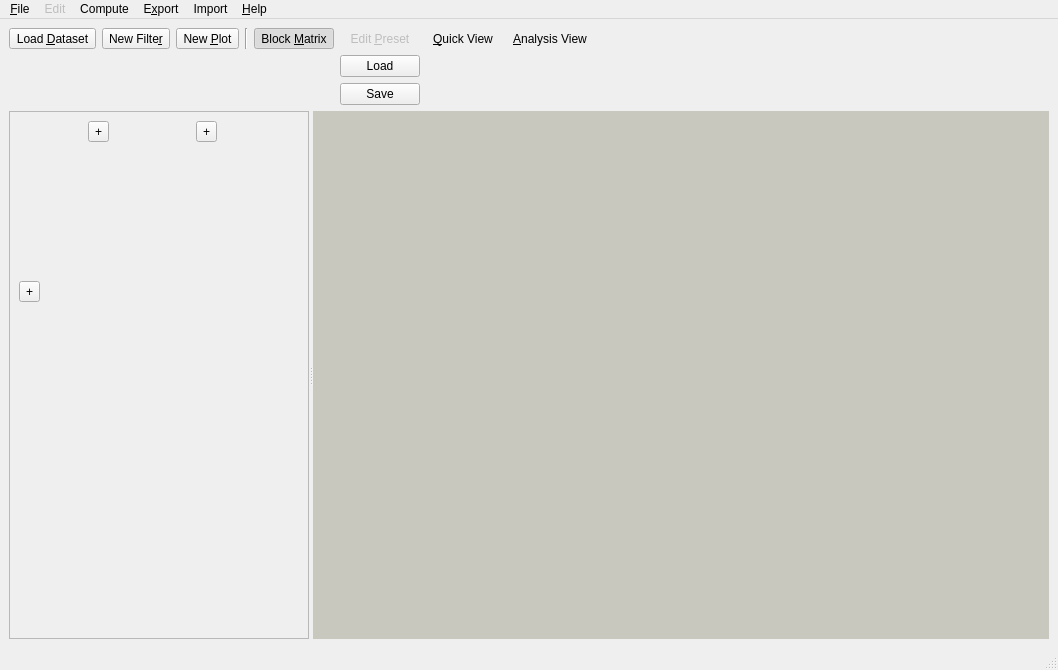
ZELLMECHANIK-DRESDEN/ShapeOut2, file shapeout2/gui/main.ui: the form before one commit.
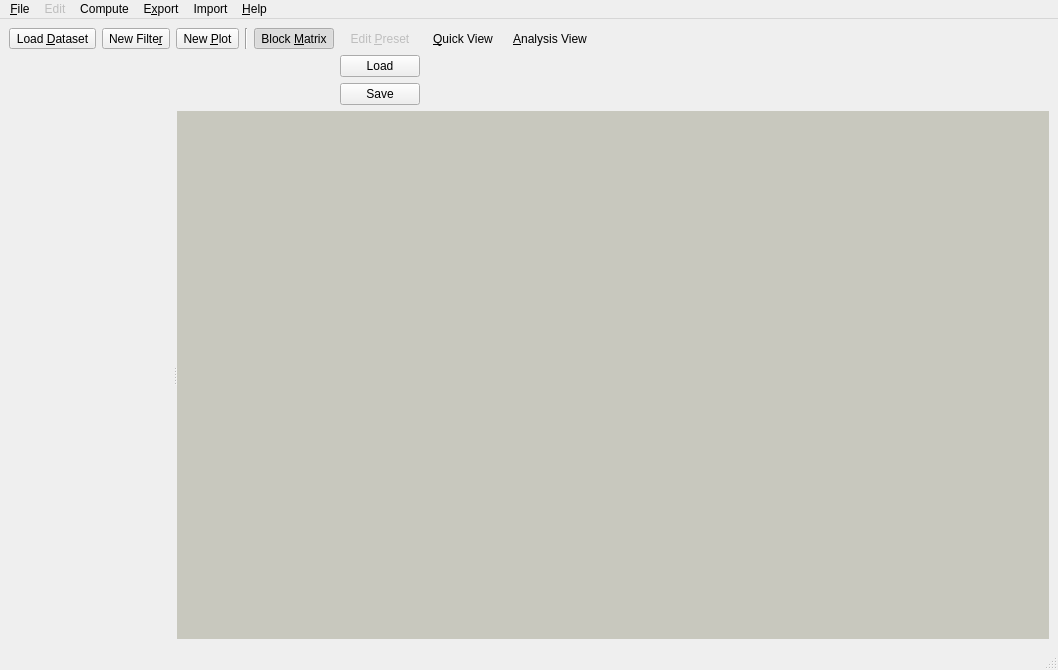
The form after the commit. Custom widgets are drawn as their Qt base class.

Commit message: ref: refactor BlockMatrix (close #10)

Patch:
```diff
--- a/shapeout2/gui/main.ui
+++ b/shapeout2/gui/main.ui
@@ -164,147 +164,7 @@
       <property name="orientation">
        <enum>Qt::Horizontal</enum>
       </property>
-      <widget class="QScrollArea" name="scrollArea_block">
-       <property name="sizePolicy">
-        <sizepolicy hsizetype="Preferred" vsizetype="Preferred">
-         <horstretch>0</horstretch>
-         <verstretch>0</verstretch>
-        </sizepolicy>
-       </property>
-       <property name="minimumSize">
-        <size>
-         <width>300</width>
-         <height>0</height>
-        </size>
-       </property>
-       <property name="verticalScrollBarPolicy">
-        <enum>Qt::ScrollBarAsNeeded</enum>
-       </property>
-       <property name="horizontalScrollBarPolicy">
-        <enum>Qt::ScrollBarAsNeeded</enum>
-       </property>
-       <property name="sizeAdjustPolicy">
-        <enum>QAbstractScrollArea::AdjustToContents</enum>
-       </property>
-       <property name="widgetResizable">
-        <bool>true</bool>
-       </property>
-       <property name="alignment">
-        <set>Qt::AlignLeading|Qt::AlignLeft|Qt::AlignTop</set>
-       </property>
-       <widget class="QWidget" name="scrollAreaWidgetContents">
-        <property name="geometry">
-         <rect>
-          <x>0</x>
-          <y>0</y>
-          <width>298</width>
-          <height>512</height>
-         </rect>
-        </property>
-        <layout class="QGridLayout" name="gridLayout_3">
-         <property name="spacing">
-          <number>2</number>
-         </property>
-         <item row="0" column="2" alignment="Qt::AlignLeft|Qt::AlignTop">
-          <widget class="QToolButton" name="toolButton_new_filter2">
-           <property name="toolTip">
-            <string>Add a new filter</string>
-           </property>
-           <property name="text">
-            <string>+</string>
-           </property>
-          </widget>
-         </item>
-         <item row="0" column="3">
-          <widget class="PlotMatrix" name="plot_matrix" native="true">
-           <property name="sizePolicy">
-            <sizepolicy hsizetype="Expanding" vsizetype="Expanding">
-             <horstretch>0</horstretch>
-             <verstretch>0</verstretch>
-            </sizepolicy>
-           </property>
-           <property name="minimumSize">
-            <size>
-             <width>67</width>
-             <height>99</height>
-            </size>
-           </property>
-           <property name="maximumSize">
-            <size>
-             <width>16777215</width>
-             <height>156</height>
-            </size>
-           </property>
-          </widget>
-         </item>
-         <item row="0" column="4" alignment="Qt::AlignLeft|Qt::AlignTop">
-          <widget class="QToolButton" name="toolButton_new_plot2">
-           <property name="toolTip">
-            <string>Add a new plot</string>
-           </property>
-           <property name="text">
-            <string>+</string>
-           </property>
-          </widget>
-         </item>
-         <item row="0" column="5">
-          <spacer name="horizontalSpacer_2">
-           <property name="orientation">
-            <enum>Qt::Horizontal</enum>
-           </property>
-           <property name="sizeHint" stdset="0">
-            <size>
-             <width>0</width>
-             <height>20</height>
-            </size>
-           </property>
-          </spacer>
-         </item>
-         <item row="0" column="0" rowspan="2" colspan="2">
-          <widget class="DataMatrix" name="data_matrix" native="true">
-           <property name="sizePolicy">
-            <sizepolicy hsizetype="Expanding" vsizetype="Expanding">
-             <horstretch>0</horstretch>
-             <verstretch>0</verstretch>
-            </sizepolicy>
-           </property>
-           <property name="minimumSize">
-            <size>
-             <width>67</width>
-             <height>99</height>
-            </size>
-           </property>
-          </widget>
-         </item>
-         <item row="3" column="1">
-          <spacer name="verticalSpacer">
-           <property name="orientation">
-            <enum>Qt::Vertical</enum>
-           </property>
-           <property name="sizeHint" stdset="0">
-            <size>
-             <width>20</width>
-             <height>0</height>
-            </size>
-           </property>
-          </spacer>
-         </item>
-         <item row="2" column="0">
-          <widget class="QToolButton" name="toolButton_load_dataset2">
-           <property name="toolTip">
-            <string>Import a dataset</string>
-           </property>
-           <property name="text">
-            <string>+</string>
-           </property>
-           <property name="autoRaise">
-            <bool>false</bool>
-           </property>
-          </widget>
-         </item>
-        </layout>
-       </widget>
-      </widget>
+      <widget class="BlockMatrix" name="block_matrix" native="true"/>
       <widget class="QMdiArea" name="mdiArea">
        <property name="sizePolicy">
         <sizepolicy hsizetype="Expanding" vsizetype="Expanding">
@@ -549,15 +409,9 @@
  </widget>
  <customwidgets>
   <customwidget>
-   <class>DataMatrix</class>
+   <class>BlockMatrix</class>
    <extends>QWidget</extends>
-   <header>shapeout2.gui.matrix.data_matrix</header>
-   <container>1</container>
-  </customwidget>
-  <customwidget>
-   <class>PlotMatrix</class>
-   <extends>QWidget</extends>
-   <header>shapeout2.gui.matrix.plot_matrix</header>
+   <header>shapeout2.gui.matrix.block_matrix</header>
    <container>1</container>
   </customwidget>
  </customwidgets>
@@ -611,38 +465,6 @@
     </hint>
    </hints>
   </connection>
-  <connection>
-   <sender>toolButton_load_dataset2</sender>
-   <signal>clicked()</signal>
-   <receiver>actionLoadDataset</receiver>
-   <slot>trigger()</slot>
-   <hints>
-    <hint type="sourcelabel">
-     <x>110</x>
-     <y>386</y>
-    </hint>
-    <hint type="destinationlabel">
-     <x>-1</x>
-     <y>-1</y>
-    </hint>
-   </hints>
-  </connection>
-  <connection>
-   <sender>toolButton_new_filter2</sender>
-   <signal>clicked()</signal>
-   <receiver>actionNewFilter</receiver>
-   <slot>trigger()</slot>
-   <hints>
-    <hint type="sourcelabel">
-     <x>183</x>
-     <y>262</y>
-    </hint>
-    <hint type="destinationlabel">
-     <x>-1</x>
-     <y>-1</y>
-    </hint>
-   </hints>
-  </connection>
   <connection>
    <sender>toolButton_new_filter</sender>
    <signal>clicked()</signal>
@@ -675,21 +497,5 @@
     </hint>
    </hints>
   </connection>
-  <connection>
-   <sender>toolButton_new_plot2</sender>
-   <signal>clicked()</signal>
-   <receiver>actionNewPlot</receiver>
-   <slot>trigger()</slot>
-   <hints>
-    <hint type="sourcelabel">
-     <x>285</x>
-     <y>262</y>
-    </hint>
-    <hint type="destinationlabel">
-     <x>-1</x>
-     <y>-1</y>
-    </hint>
-   </hints>
-  </connection>
  </connections>
 </ui>
```
The commit also changes 4 other files.
